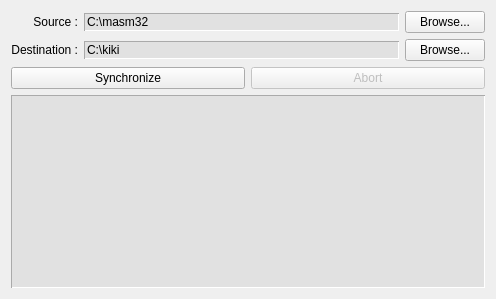
hlaporthein/sandbox, file qt/synchro_simple/synchro_simple/dialog.ui: the form before one commit.
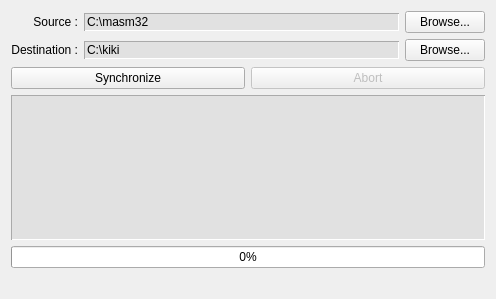
The form after the commit. Icons and pictures are not drawn.

Patch:
```diff
--- a/qt/synchro_simple/synchro_simple/dialog.ui
+++ b/qt/synchro_simple/synchro_simple/dialog.ui
@@ -136,6 +136,35 @@
        </property>
       </widget>
      </item>
+     <item>
+      <widget class="QProgressBar" name="progressBar">
+       <property name="enabled">
+        <bool>true</bool>
+       </property>
+       <property name="styleSheet">
+        <string notr="true"/>
+       </property>
+       <property name="value">
+        <number>0</number>
+       </property>
+       <property name="textVisible">
+        <bool>true</bool>
+       </property>
+       <property name="format">
+        <string>%p%</string>
+       </property>
+      </widget>
+     </item>
+     <item>
+      <widget class="QLabel" name="remainingLabel">
+       <property name="text">
+        <string/>
+       </property>
+       <property name="alignment">
+        <set>Qt::AlignLeading|Qt::AlignLeft|Qt::AlignVCenter</set>
+       </property>
+      </widget>
+     </item>
     </layout>
    </item>
   </layout>
```
